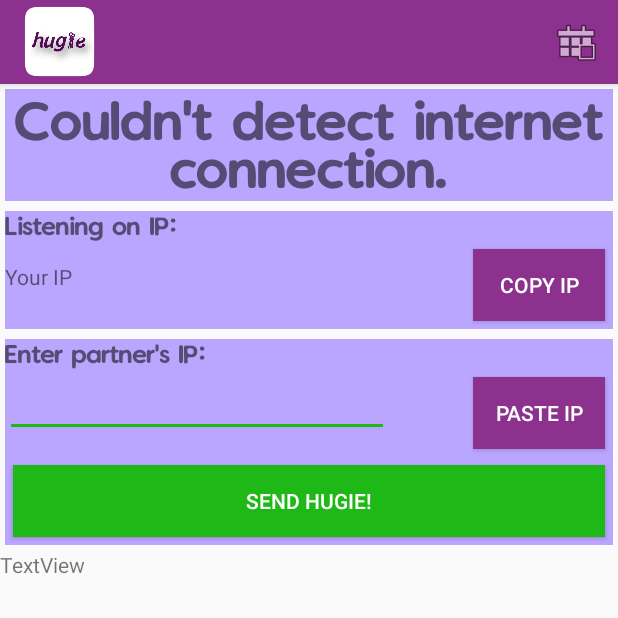
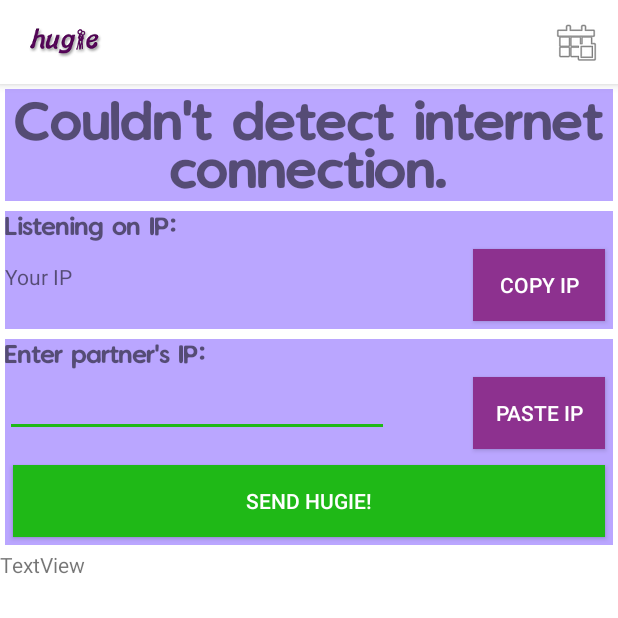
Before and after one commit to TobiMayr/hugie, an Android app: the MainActivity screen opened directly, with no data from a screen before it, on a phone screen of 412 x 824 dp, the top half of it. Run offline under Robolectric (Android 15) with nearby library versions, the phone set to English and light mode, and no system bars.

Commit message:
changed toolbar logo and colour

```diff
--- a/app/src/main/java/com/example/tobi/hugie/MainActivity.java
+++ b/app/src/main/java/com/example/tobi/hugie/MainActivity.java
@@ -85,7 +85,7 @@
         toolbar = (Toolbar) findViewById(R.id.tool_bar);
         setSupportActionBar(toolbar);
         getSupportActionBar().setDisplayShowTitleEnabled(false);
-        toolbar.setLogo(R.mipmap.icon_font);
+        toolbar.setLogo(R.mipmap.logo_title);
 
         SERVERIP = getLocalIpAddress();
 
--- a/app/src/main/res/layout/tool_bar.xml
+++ b/app/src/main/res/layout/tool_bar.xml
@@ -3,7 +3,7 @@
     xmlns:android="http://schemas.android.com/apk/res/android"
     android:layout_width="match_parent"
     android:layout_height="wrap_content"
-    android:background="@color/colorPrimary"
+    android:background="@android:color/white"
     android:elevation="4dp"
     >
 </android.support.v7.widget.Toolbar>
--- a/app/src/main/res/values/colors.xml
+++ b/app/src/main/res/values/colors.xml
@@ -3,6 +3,7 @@
     <color name="colorPrimary">#8d318f</color>
     <color name="colorPrimaryDark">#550758</color>
     <color name="colorAccent">#1fb917</color>
+    <color name="colorBackground">#ffffff</color>
 
     <color name="greenShade">#a6ffa7</color>
     <color name="purpleShade">#baa6ff</color>
--- a/app/src/main/res/values/styles.xml
+++ b/app/src/main/res/values/styles.xml
@@ -6,6 +6,7 @@
         <item name="colorPrimary">@color/colorPrimary</item>
         <item name="colorPrimaryDark">@color/colorPrimaryDark</item>
         <item name="colorAccent">@color/colorAccent</item>
+        <item name="android:colorBackground">@color/colorBackground</item>
     </style>
 
 </resources>
```
Also changed, not shown: app/src/main/res/mipmap-hdpi/logo_title.png (added), app/src/main/res/mipmap-mdpi/logo_title.png (added), app/src/main/res/mipmap-xhdpi/logo_title.png (added), app/src/main/res/mipmap-xxhdpi/logo_title.png (added), app/src/main/res/mipmap-xxxhdpi/logo_title.png (added).
